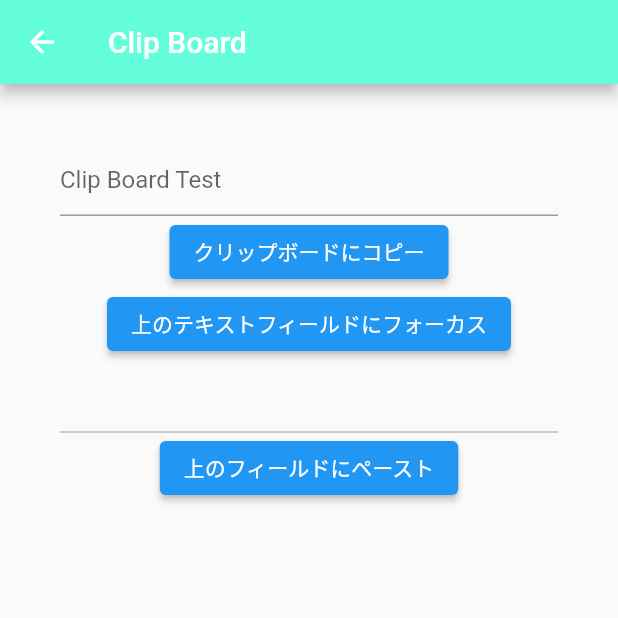
After one commit to Yuta-KTD/liver, a Flutter app: the screen it shows after launch, after a tap on "ClipBoard", on a phone screen of 412 x 824 dp, the top half of it. The commit adds this screen. Run offline on Flutter 3.47's test engine with Material 2 defaults, Android fonts, the phone set to English and light mode, and no system bars; our stand-ins replace flutter_riverpod; network calls fail.

Commit message:
コピペできるフォーム作成

```diff
--- a/lib/main.dart
+++ b/lib/main.dart
@@ -1,6 +1,7 @@
 import 'package:flutter/material.dart';
 import 'package:flutter_riverpod/flutter_riverpod.dart';
 import 'package:liver/model/routes.dart';
+import 'package:liver/pages/clip_board_screen.dart';
 import 'package:liver/pages/main_page.dart';
 import 'package:liver/pages/riverpod_provider_screen.dart';
 import 'package:liver/pages/text_field_screen.dart';
@@ -22,6 +23,8 @@ class MyApp extends StatelessWidget {
             const RiverpodProviderScreen(),
         RouteNames.textFieldPath: (BuildContext context) =>
             const TextFieldScreen(),
+        RouteNames.clipBoardPath: (BuildContext context) =>
+            const ClipBoardScreen(),
       },
     );
   }
--- a/lib/model/routes.dart
+++ b/lib/model/routes.dart
@@ -2,4 +2,5 @@ class RouteNames {
   static const String mainPage = '/';
   static const String riverpodProviderPath = '/riverpod';
   static const String textFieldPath = '/text_field';
+  static const String clipBoardPath = '/clip_board';
 }
--- /dev/null
+++ b/lib/pages/clip_board_screen.dart
@@ -0,0 +1,87 @@
+import 'package:flutter/material.dart';
+import 'package:flutter/services.dart';
+
+class ClipBoardScreen extends StatelessWidget {
+  const ClipBoardScreen({Key? key}) : super(key: key);
+
+  @override
+  Widget build(BuildContext context) {
+    return Scaffold(
+      appBar: AppBar(
+        title: const Text('Clip Board'),
+        backgroundColor: Colors.tealAccent,
+      ),
+      body: const Center(
+        child: ClipBoardForm(),
+      ),
+    );
+  }
+}
+
+class ClipBoardForm extends StatefulWidget {
+  const ClipBoardForm({Key? key}) : super(key: key);
+
+  @override
+  State<StatefulWidget> createState() => _ClipBoardState();
+}
+
+class _ClipBoardState extends State<ClipBoardForm> {
+  final _firstField = FocusNode();
+  final _pasteTextController = TextEditingController();
+  String? clipedText;
+
+  @override
+  Widget build(BuildContext context) {
+    return Container(
+      padding: const EdgeInsets.all(40.0),
+      child: Column(
+        children: <Widget>[
+          TextField(
+            onChanged: _handleText,
+            decoration: const InputDecoration(
+              hintText: 'Clip Board Test',
+            ),
+            focusNode: _firstField,
+          ),
+          ElevatedButton(
+            onPressed: _clipText,
+            child: const Text('クリップボードにコピー'),
+          ),
+          ElevatedButton(
+            onPressed: _focusField,
+            child: const Text('上のテキストフィールドにフォーカス'),
+          ),
+          TextField(
+            enabled: false,
+            controller: _pasteTextController,
+          ),
+          ElevatedButton(
+            onPressed: _pasteText,
+            child: const Text('上のフィールドにペースト'),
+          ),
+        ],
+      ),
+    );
+  }
+
+  _handleText(String? value) {
+    clipedText = value ?? '';
+  }
+
+  _clipText() async {
+    final data = ClipboardData(text: clipedText);
+    await Clipboard.setData(data);
+    // TODO: トーストとかにする
+    // TODO: トーストカスタムできるのかな？
+    print('コピーしました。');
+  }
+
+  _focusField() {
+    _firstField.requestFocus();
+  }
+
+  _pasteText() async {
+    final data = await Clipboard.getData("text/plain");
+    _pasteTextController.text = data?.text ?? '';
+  }
+}
--- a/lib/pages/main_page.dart
+++ b/lib/pages/main_page.dart
@@ -29,6 +29,12 @@ class MainPage extends StatelessWidget {
                 onPressed: () =>
                     Navigator.of(context).pushNamed(RouteNames.textFieldPath),
               ),
+              const SizedBox(height: 14.0),
+              ElevatedButton(
+                child: const Text('ClipBoard'),
+                onPressed: () =>
+                    Navigator.of(context).pushNamed(RouteNames.clipBoardPath),
+              ),
             ],
           ),
         ),
```
